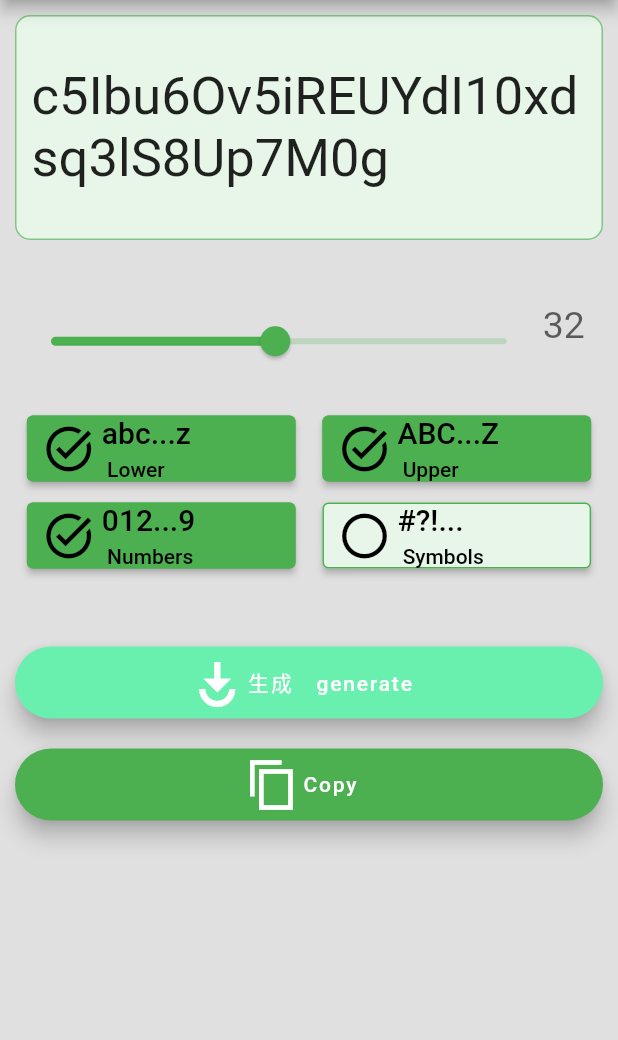
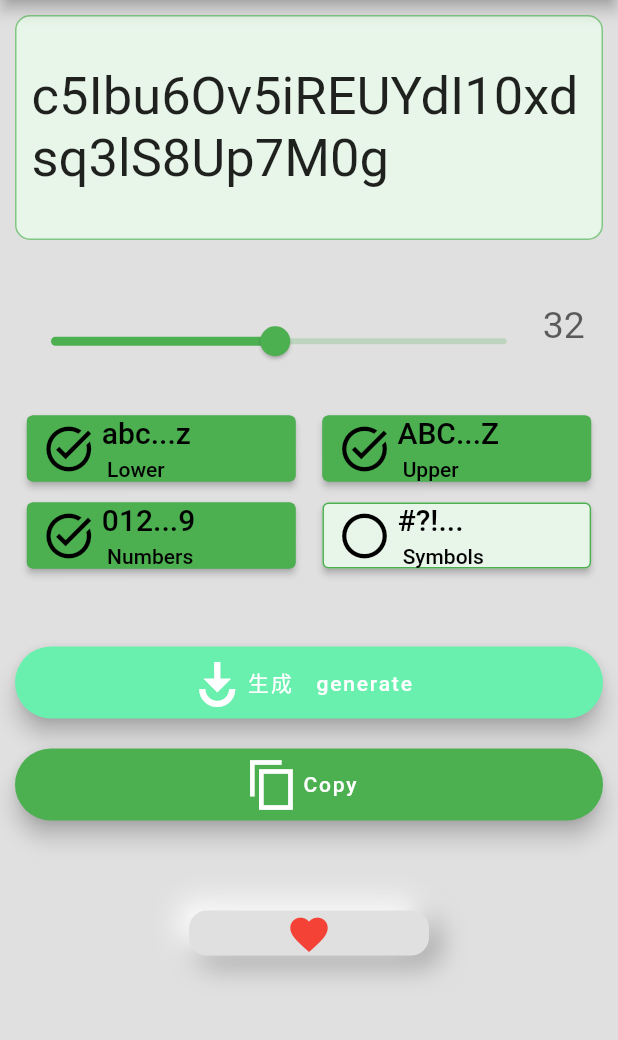
Before and after one commit to zoyspace/flutter_passGeneration, a Flutter app: the screen it shows after launch, on a phone screen of 412 x 824 dp, the part 84-1124 px from its top. Run offline on Flutter 3.47's test engine with Material 2 defaults, Android fonts, the phone set to English and light mode, and no system bars; drawn by our look-alikes of google_mobile_ads; network calls fail.

Commit message:
add floatingButton

```diff
--- /dev/null
+++ b/lib/NewfloatingButton.dart
@@ -0,0 +1,45 @@
+import 'package:flutter/material.dart';
+
+class NewFloatingButton extends StatelessWidget {
+  final onTap;
+  bool isButtonPressed;
+
+  NewFloatingButton({Key? key, this.onTap, required this.isButtonPressed})
+      : super(key: key);
+  @override
+  Widget build(BuildContext context) {
+    return GestureDetector(
+        onTap: onTap,
+        child: AnimatedContainer(
+          duration: const Duration(milliseconds: 900),
+          height: 30,
+          width: 160,
+          child: Icon(Icons.favorite,
+              size: 30,
+              color: isButtonPressed ? Colors.red[100] : Colors.red[500]),
+          decoration: BoxDecoration(
+              color: Colors.grey[300],
+              borderRadius: BorderRadius.circular(12),
+              border: Border.all(
+                  color: isButtonPressed
+                      ? Colors.grey.shade200
+                      : Colors.grey.shade300),
+              boxShadow: isButtonPressed
+                  ? []
+                  : [
+                      BoxShadow(
+                        color: Colors.grey.shade500,
+                        offset: const Offset(6, 6),
+                        blurRadius: 15,
+                        spreadRadius: 1,
+                      ),
+                      const BoxShadow(
+                        color: Colors.white,
+                        offset: Offset(-6, -6),
+                        blurRadius: 15,
+                        spreadRadius: 1,
+                      ),
+                    ]),
+        ));
+  }
+}
--- a/lib/main.dart
+++ b/lib/main.dart
@@ -1,5 +1,6 @@
 import 'package:google_mobile_ads/google_mobile_ads.dart';
 import 'ad_banner.dart';
+import 'NewfloatingButton.dart';
 
 import 'dart:math'; //random
 import 'package:flutter/services.dart'; // copy to clipboad
@@ -378,6 +379,10 @@ class _MyHomePageState extends State<MyHomePage> {
                 //     },
                 //   ),
                 // ),
+                NewFloatingButton(
+                  onTap: buttonPressed,
+                  isButtonPressed: isButtonPressed,
+                ),
               ],
             ),
           ],
@@ -404,4 +409,15 @@ class _MyHomePageState extends State<MyHomePage> {
       bottomNavigationBar: const AdBanner(size: AdSize.banner),
     );
   }
+
+  bool isButtonPressed = false;
+  void buttonPressed() {
+    setState(() {
+      if (isButtonPressed == false) {
+        isButtonPressed = true;
+      } else if (isButtonPressed == true) {
+        isButtonPressed = false;
+      }
+    });
+  }
 }
```
